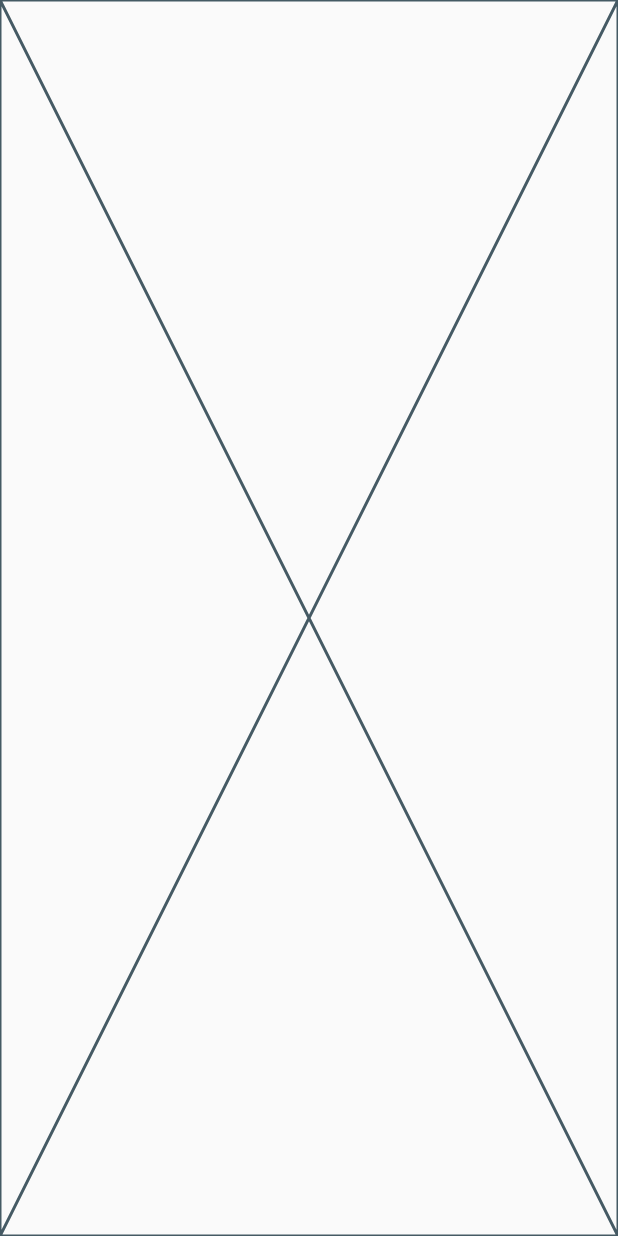
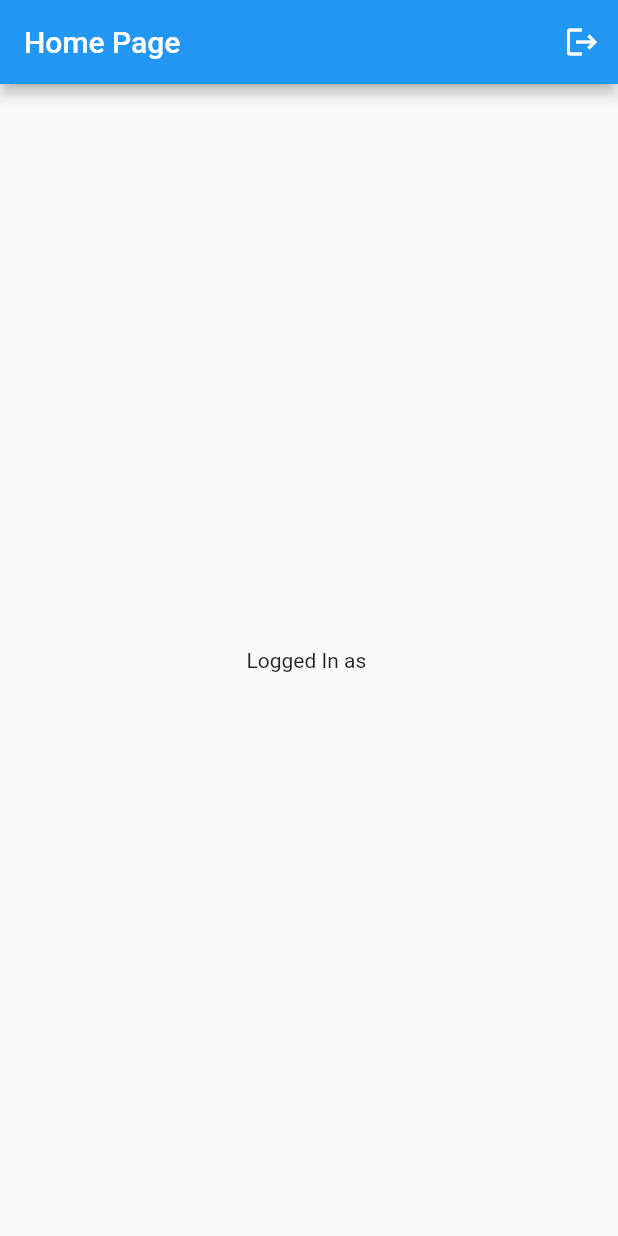
Before and after one commit to OmeshSachethana/CSSE_Project_Mobile, a Flutter app: the screen it shows once a user with an empty profile is signed in, on a phone screen of 412 x 824 dp. Run offline on Flutter 3.47's test engine with Material 2 defaults, Android fonts, the phone set to English and light mode, and no system bars; our stand-ins replace firebase_auth, firebase_core; accounts and stored records are empty.

Commit message:
created sign out and added current user

```diff
--- a/lib/views/home_page.dart
+++ b/lib/views/home_page.dart
@@ -1,10 +1,30 @@
+import 'package:firebase_auth/firebase_auth.dart';
+import 'package:firebase_core/firebase_core.dart';
 import 'package:flutter/material.dart';
 
 class HomePage extends StatelessWidget {
-  const HomePage({super.key});
+  HomePage({super.key});
+
+  final user = FirebaseAuth.instance.currentUser!;
+
+  //sign out user
+  void signUserOut() {
+    FirebaseAuth.instance.signOut();
+  }
 
   @override
   Widget build(BuildContext context) {
-    return const Placeholder();
+    return Scaffold(
+      appBar: AppBar(
+        title: const Text("Home Page"),
+        actions: [
+          IconButton(
+            onPressed: signUserOut,
+            icon: Icon(Icons.logout),
+          )
+        ],
+      ),
+      body: Center(child: Text("Logged In as " + user.email!)),
+    );
   }
 }
```
